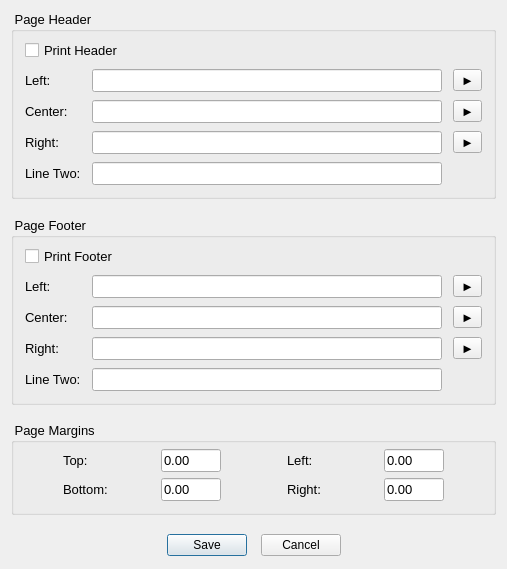
Qt form forms/dialog_print_opt.ui (copperspice/diamond) before a commit.
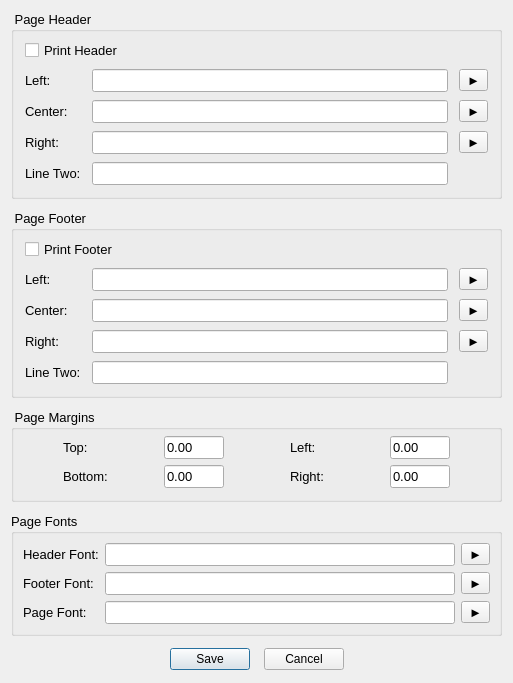
The same form after that commit.

```diff
--- a/forms/dialog_print_opt.ui
+++ b/forms/dialog_print_opt.ui
@@ -6,8 +6,8 @@
    <rect>
     <x>0</x>
     <y>0</y>
-    <width>504</width>
-    <height>569</height>
+    <width>509</width>
+    <height>683</height>
    </rect>
   </property>
   <property name="windowTitle">
@@ -23,6 +23,193 @@
    <property name="rightMargin">
     <number>11</number>
    </property>
+   <item row="9" column="0">
+    <layout class="QHBoxLayout" name="horizontalLayout_101">
+     <item>
+      <spacer name="horizontalSpacer_100">
+       <property name="orientation">
+        <enum>Qt::Horizontal</enum>
+       </property>
+       <property name="sizeHint" stdset="0">
+        <size>
+         <width>10</width>
+         <height>20</height>
+        </size>
+       </property>
+      </spacer>
+     </item>
+     <item>
+      <widget class="QPushButton" name="save_PB">
+       <property name="text">
+        <string>Save</string>
+       </property>
+      </widget>
+     </item>
+     <item>
+      <spacer name="horizontalSpacer_101">
+       <property name="orientation">
+        <enum>Qt::Horizontal</enum>
+       </property>
+       <property name="sizeType">
+        <enum>QSizePolicy::Fixed</enum>
+       </property>
+       <property name="sizeHint" stdset="0">
+        <size>
+         <width>8</width>
+         <height>25</height>
+        </size>
+       </property>
+      </spacer>
+     </item>
+     <item>
+      <widget class="QPushButton" name="cancel_PB">
+       <property name="text">
+        <string>Cancel</string>
+       </property>
+      </widget>
+     </item>
+     <item>
+      <spacer name="horizontalSpacer_103">
+       <property name="orientation">
+        <enum>Qt::Horizontal</enum>
+       </property>
+       <property name="sizeHint" stdset="0">
+        <size>
+         <width>10</width>
+         <height>20</height>
+        </size>
+       </property>
+      </spacer>
+     </item>
+    </layout>
+   </item>
+   <item row="6" column="0">
+    <widget class="QGroupBox" name="groupBox_4">
+     <property name="font">
+      <font>
+       <pointsize>10</pointsize>
+      </font>
+     </property>
+     <property name="title">
+      <string>Page Fonts</string>
+     </property>
+     <layout class="QGridLayout" name="gridLayout_4">
+      <item row="12" column="2">
+       <widget class="QLineEdit" name="fontText">
+        <property name="minimumSize">
+         <size>
+          <width>350</width>
+          <height>0</height>
+         </size>
+        </property>
+        <property name="readOnly">
+         <bool>true</bool>
+        </property>
+       </widget>
+      </item>
+      <item row="11" column="2">
+       <widget class="QLineEdit" name="fontFooter">
+        <property name="minimumSize">
+         <size>
+          <width>350</width>
+          <height>0</height>
+         </size>
+        </property>
+        <property name="readOnly">
+         <bool>true</bool>
+        </property>
+       </widget>
+      </item>
+      <item row="11" column="0">
+       <widget class="QLabel" name="label_41">
+        <property name="text">
+         <string>Footer Font:</string>
+        </property>
+       </widget>
+      </item>
+      <item row="4" column="0">
+       <widget class="QLabel" name="label_40">
+        <property name="text">
+         <string>Header Font:</string>
+        </property>
+       </widget>
+      </item>
+      <item row="12" column="0">
+       <widget class="QLabel" name="label_42">
+        <property name="text">
+         <string>Page Font:</string>
+        </property>
+       </widget>
+      </item>
+      <item row="4" column="2">
+       <widget class="QLineEdit" name="fontHeader">
+        <property name="minimumSize">
+         <size>
+          <width>350</width>
+          <height>0</height>
+         </size>
+        </property>
+        <property name="readOnly">
+         <bool>true</bool>
+        </property>
+       </widget>
+      </item>
+      <item row="4" column="3">
+       <widget class="QToolButton" name="fontHeader_TB">
+        <property name="text">
+         <string>►</string>
+        </property>
+       </widget>
+      </item>
+      <item row="11" column="3">
+       <widget class="QToolButton" name="fontFooter_TB">
+        <property name="text">
+         <string>►</string>
+        </property>
+       </widget>
+      </item>
+      <item row="12" column="3">
+       <widget class="QToolButton" name="fontText_TB">
+        <property name="text">
+         <string>►</string>
+        </property>
+       </widget>
+      </item>
+     </layout>
+    </widget>
+   </item>
+   <item row="5" column="0">
+    <spacer name="verticalSpacer_3">
+     <property name="orientation">
+      <enum>Qt::Vertical</enum>
+     </property>
+     <property name="sizeType">
+      <enum>QSizePolicy::Fixed</enum>
+     </property>
+     <property name="sizeHint" stdset="0">
+      <size>
+       <width>20</width>
+       <height>5</height>
+      </size>
+     </property>
+    </spacer>
+   </item>
+   <item row="3" column="0">
+    <spacer name="verticalSpacer_2">
+     <property name="orientation">
+      <enum>Qt::Vertical</enum>
+     </property>
+     <property name="sizeType">
+      <enum>QSizePolicy::Fixed</enum>
+     </property>
+     <property name="sizeHint" stdset="0">
+      <size>
+       <width>20</width>
+       <height>5</height>
+      </size>
+     </property>
+    </spacer>
+   </item>
    <item row="0" column="0">
     <widget class="QGroupBox" name="groupBox1">
      <property name="font">
@@ -232,19 +419,6 @@
      </layout>
     </widget>
    </item>
-   <item row="1" column="0">
-    <spacer name="verticalSpacer_1">
-     <property name="orientation">
-      <enum>Qt::Vertical</enum>
-     </property>
-     <property name="sizeHint" stdset="0">
-      <size>
-       <width>20</width>
-       <height>13</height>
-      </size>
-     </property>
-    </spacer>
-   </item>
    <item row="2" column="0">
     <widget class="QGroupBox" name="groupBox2">
      <property name="font">
@@ -465,15 +639,15 @@
      </layout>
     </widget>
    </item>
-   <item row="3" column="0">
-    <spacer name="verticalSpacer">
+   <item row="8" column="0">
+    <spacer name="verticalSpacer_4">
      <property name="orientation">
       <enum>Qt::Vertical</enum>
      </property>
      <property name="sizeHint" stdset="0">
       <size>
        <width>20</width>
-       <height>13</height>
+       <height>10</height>
       </size>
      </property>
     </spacer>
@@ -669,79 +843,22 @@
      </layout>
     </widget>
    </item>
-   <item row="5" column="0">
-    <spacer name="verticalSpacer_3">
+   <item row="1" column="0">
+    <spacer name="verticalSpacer_1">
      <property name="orientation">
       <enum>Qt::Vertical</enum>
      </property>
+     <property name="sizeType">
+      <enum>QSizePolicy::Fixed</enum>
+     </property>
      <property name="sizeHint" stdset="0">
       <size>
        <width>20</width>
-       <height>13</height>
+       <height>5</height>
       </size>
      </property>
     </spacer>
    </item>
-   <item row="6" column="0">
-    <layout class="QHBoxLayout" name="horizontalLayout_101">
-     <item>
-      <spacer name="horizontalSpacer_100">
-       <property name="orientation">
-        <enum>Qt::Horizontal</enum>
-       </property>
-       <property name="sizeHint" stdset="0">
-        <size>
-         <width>10</width>
-         <height>20</height>
-        </size>
-       </property>
-      </spacer>
-     </item>
-     <item>
-      <widget class="QPushButton" name="save_PB">
-       <property name="text">
-        <string>Save</string>
-       </property>
-      </widget>
-     </item>
-     <item>
-      <spacer name="horizontalSpacer_101">
-       <property name="orientation">
-        <enum>Qt::Horizontal</enum>
-       </property>
-       <property name="sizeType">
-        <enum>QSizePolicy::Fixed</enum>
-       </property>
-       <property name="sizeHint" stdset="0">
-        <size>
-         <width>8</width>
-         <height>25</height>
-        </size>
-       </property>
-      </spacer>
-     </item>
-     <item>
-      <widget class="QPushButton" name="cancel_PB">
-       <property name="text">
-        <string>Cancel</string>
-       </property>
-      </widget>
-     </item>
-     <item>
-      <spacer name="horizontalSpacer_103">
-       <property name="orientation">
-        <enum>Qt::Horizontal</enum>
-       </property>
-       <property name="sizeHint" stdset="0">
-        <size>
-         <width>10</width>
-         <height>20</height>
-        </size>
-       </property>
-      </spacer>
-     </item>
-    </layout>
-   </item>
   </layout>
  </widget>
  <tabstops>
```
Left out of the diff: 8 changed lines with no effect on the pictures.
